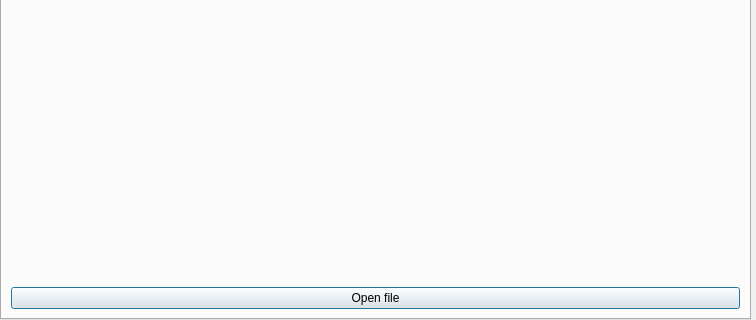
Above: form.ui from Nenu1985/stend before the change; both pictures show x 0 to 756 and y 401 to 721 of the 756 by 721 pixel window. Below: the same form after it.
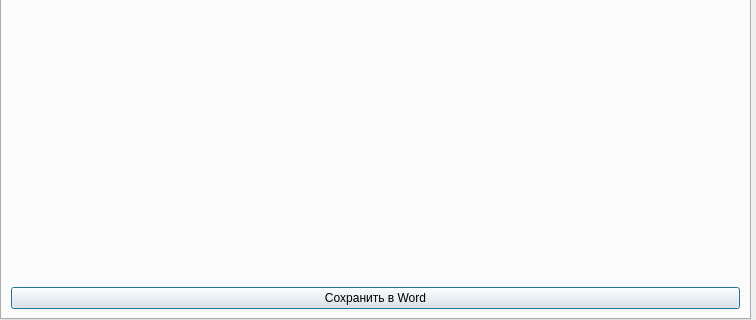
That is the form after the change.

What changed in the file:
```diff
--- a/form.ui
+++ b/form.ui
@@ -40,7 +40,7 @@
      <item>
       <widget class="QPushButton" name="openButton">
        <property name="text">
-        <string>Open file</string>
+        <string>Сохранить в Word</string>
        </property>
       </widget>
      </item>
```
